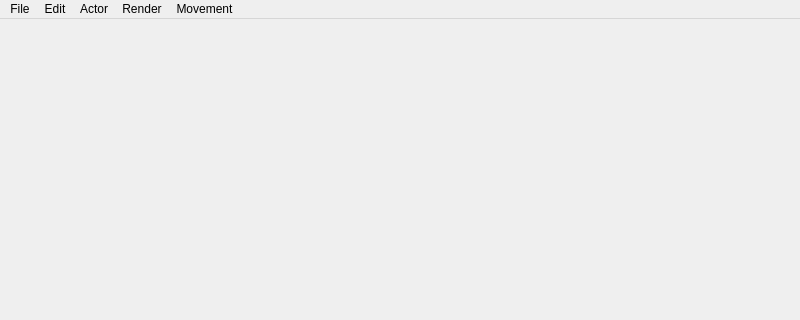
Before: the Qt Designer form Editor/MainWindow.ui in klangtuch/UltraEd, drawn with Qt 5; both pictures show x 0 to 800 and y 0 to 320 of the 800 by 600 pixel window.
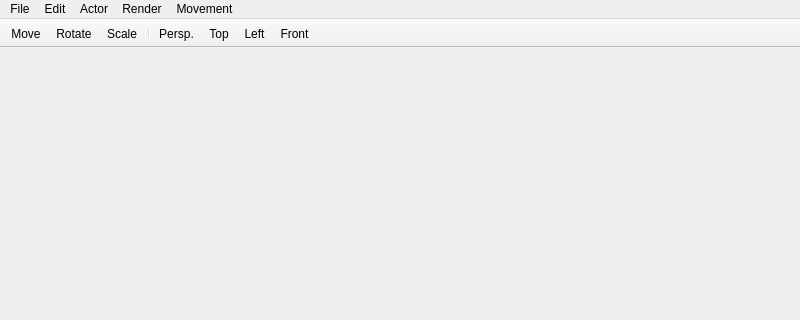
After: the same form once the commit is applied. Icons and pictures are not drawn.

Commit message: Setup toolbar with icons

```diff
--- a/Editor/MainWindow.ui
+++ b/Editor/MainWindow.ui
@@ -111,6 +111,43 @@
    <addaction name="menuMovement"/>
   </widget>
   <widget class="QStatusBar" name="statusbar"/>
+  <widget class="QToolBar" name="toolBar">
+   <property name="contextMenuPolicy">
+    <enum>Qt::DefaultContextMenu</enum>
+   </property>
+   <property name="windowTitle">
+    <string>toolBar</string>
+   </property>
+   <property name="movable">
+    <bool>false</bool>
+   </property>
+   <property name="iconSize">
+    <size>
+     <width>16</width>
+     <height>16</height>
+    </size>
+   </property>
+   <property name="toolButtonStyle">
+    <enum>Qt::ToolButtonTextUnderIcon</enum>
+   </property>
+   <property name="floatable">
+    <bool>false</bool>
+   </property>
+   <attribute name="toolBarArea">
+    <enum>TopToolBarArea</enum>
+   </attribute>
+   <attribute name="toolBarBreak">
+    <bool>false</bool>
+   </attribute>
+   <addaction name="actionMove"/>
+   <addaction name="actionRotate"/>
+   <addaction name="actionScale"/>
+   <addaction name="separator"/>
+   <addaction name="actionPerspective"/>
+   <addaction name="actionTop"/>
+   <addaction name="actionLeft"/>
+   <addaction name="actionFront"/>
+  </widget>
   <action name="actionNew_Scene">
    <property name="text">
     <string>New Scene</string>
@@ -287,6 +324,69 @@
     <string>H</string>
    </property>
   </action>
+  <action name="actionMove">
+   <property name="icon">
+    <iconset resource="Resource.qrc">
+     <normaloff>:/Resources/Images/move.png</normaloff>:/Resources/Images/move.png</iconset>
+   </property>
+   <property name="text">
+    <string>Move</string>
+   </property>
+  </action>
+  <action name="actionRotate">
+   <property name="icon">
+    <iconset resource="Resource.qrc">
+     <normaloff>:/Resources/Images/rotate.png</normaloff>:/Resources/Images/rotate.png</iconset>
+   </property>
+   <property name="text">
+    <string>Rotate</string>
+   </property>
+  </action>
+  <action name="actionScale">
+   <property name="icon">
+    <iconset resource="Resource.qrc">
+     <normaloff>:/Resources/Images/scale.png</normaloff>:/Resources/Images/scale.png</iconset>
+   </property>
+   <property name="text">
+    <string>Scale</string>
+   </property>
+  </action>
+  <action name="actionPerspective">
+   <property name="icon">
+    <iconset resource="Resource.qrc">
+     <normaloff>:/Resources/Images/perspective.png</normaloff>:/Resources/Images/perspective.png</iconset>
+   </property>
+   <property name="text">
+    <string>Persp.</string>
+   </property>
+  </action>
+  <action name="actionTop">
+   <property name="icon">
+    <iconset resource="Resource.qrc">
+     <normaloff>:/Resources/Images/top.png</normaloff>:/Resources/Images/top.png</iconset>
+   </property>
+   <property name="text">
+    <string>Top</string>
+   </property>
+  </action>
+  <action name="actionLeft">
+   <property name="icon">
+    <iconset resource="Resource.qrc">
+     <normaloff>:/Resources/Images/left.png</normaloff>:/Resources/Images/left.png</iconset>
+   </property>
+   <property name="text">
+    <string>Left</string>
+   </property>
+  </action>
+  <action name="actionFront">
+   <property name="icon">
+    <iconset resource="Resource.qrc">
+     <normaloff>:/Resources/Images/front.png</normaloff>:/Resources/Images/front.png</iconset>
+   </property>
+   <property name="text">
+    <string>Front</string>
+   </property>
+  </action>
  </widget>
  <resources/>
  <connections/>
```
Left out of the diff: 8 changed lines with no effect on the pictures. The commit also changes 10 other files.
